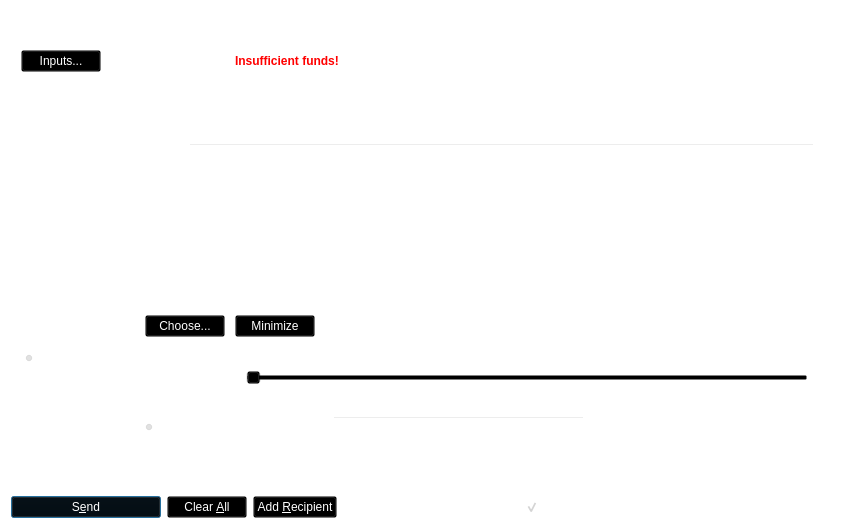
The window that src/qt/forms/sendcoinsdialog.ui (thelonecrouton/bitcredit) describes before a commit, drawn with Qt 5.
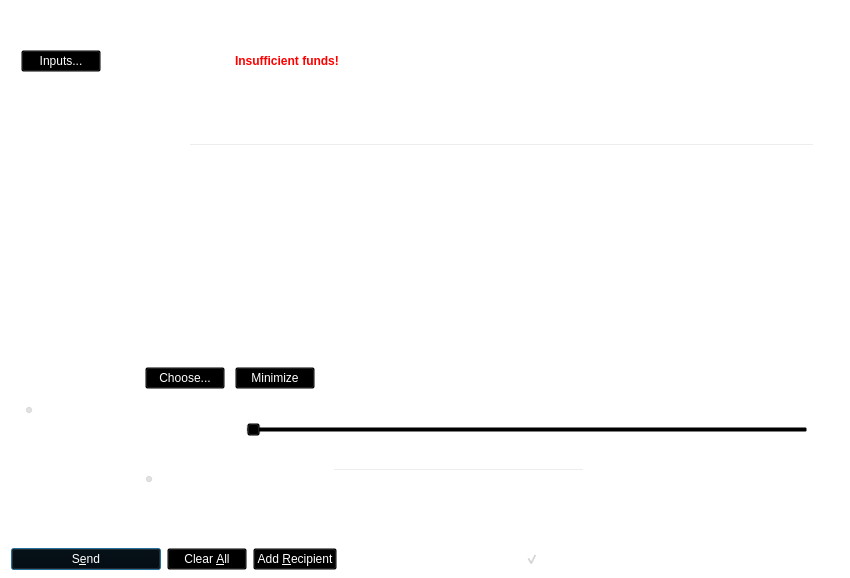
The same window after the commit. Icons and pictures are not drawn. Custom widgets are drawn as their Qt base class.

```diff
--- a/src/qt/forms/sendcoinsdialog.ui
+++ b/src/qt/forms/sendcoinsdialog.ui
@@ -7,7 +7,7 @@
     <x>0</x>
     <y>0</y>
     <width>850</width>
-    <height>526</height>
+    <height>578</height>
    </rect>
   </property>
   <property name="windowTitle">
@@ -668,7 +668,7 @@
         <x>0</x>
         <y>0</y>
         <width>832</width>
-        <height>75</height>
+        <height>80</height>
        </rect>
       </property>
       <layout class="QVBoxLayout" name="verticalLayout_2" stretch="0,1">
@@ -796,6 +796,9 @@
               </item>
               <item>
                <widget class="QLabel" name="labelFeeMinimized">
+                <property name="styleSheet">
+                 <string notr="true">color: white;</string>
+                </property>
                 <property name="text">
                  <string/>
                 </property>
```
